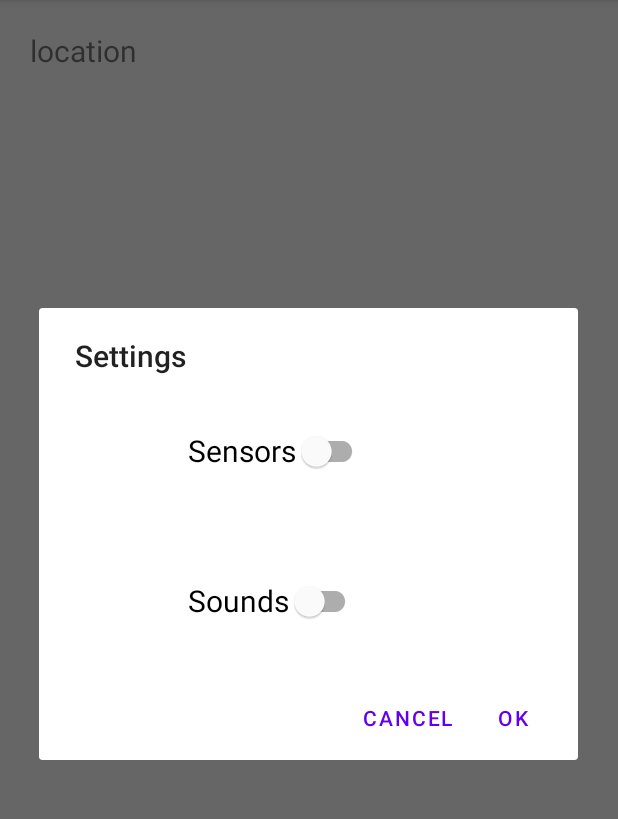
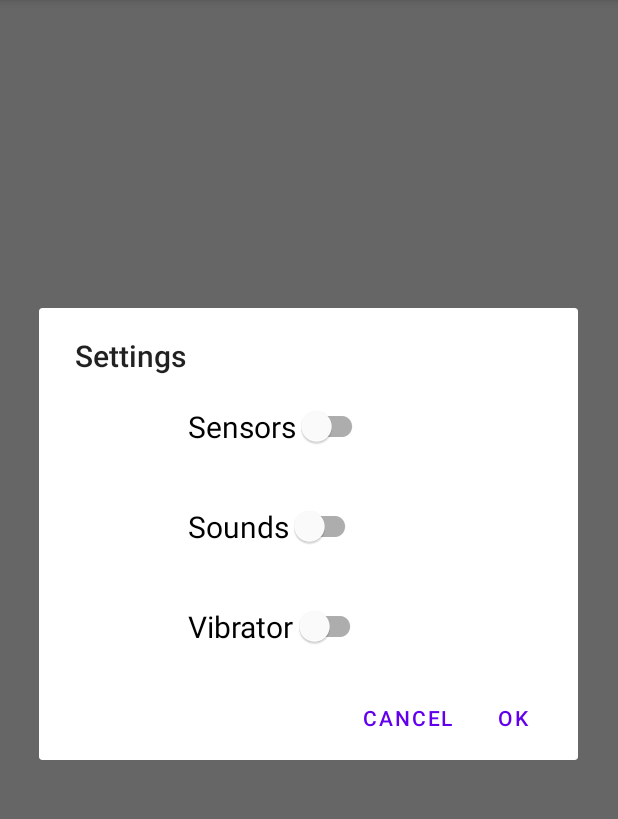
Before and after one commit to idanwasserman/SquidGameApp, an Android app: the screen it shows after launch (MainActivity), after a tap on "SETTINGS", on a phone screen of 412 x 824 dp, the part 84-903 px from its top. Run offline under Robolectric (Android 15) with nearby library versions, the phone set to English and light mode, and no system bars.

Commit message:
Vibrator switch added to settings dialog

```diff
--- a/app/src/main/java/com/example/myapplication/MainActivity.java
+++ b/app/src/main/java/com/example/myapplication/MainActivity.java
@@ -27,10 +27,11 @@ public class MainActivity extends AppCompatActivity implements SettingsDialog.Se
 
     private boolean sensors = false;
     private boolean sounds = false;
+    private boolean vibrator = false;
 
-    MediaPlayer player;
-
-    private TextView locationText;
+    private MediaPlayer player;
+    private LocationManager locationManager;
+    private double lat=0, lng=0;
 
     @Override
     protected void onCreate(Bundle savedInstanceState) {
@@ -39,8 +40,6 @@ public class MainActivity extends AppCompatActivity implements SettingsDialog.Se
 
         findViews();
         setButtonListeners();
-
-        locationText = findViewById(R.id.location);
 
         // Runtime permissions
         if (ContextCompat.checkSelfPermission(
@@ -51,8 +50,6 @@ public class MainActivity extends AppCompatActivity implements SettingsDialog.Se
                     Manifest.permission.ACCESS_FINE_LOCATION
             }, 100);
         }
-
-        getLocation();
     }
 
     @Override
@@ -87,7 +84,7 @@ public class MainActivity extends AppCompatActivity implements SettingsDialog.Se
     };
 
     private void openSettingsDialog() {
-        SettingsDialog settingsDialog = new SettingsDialog(sensors, sounds);
+        SettingsDialog settingsDialog = new SettingsDialog(sensors, sounds, vibrator);
         settingsDialog.show(getSupportFragmentManager(), "settings dialog");
     }
 
@@ -109,9 +106,10 @@ public class MainActivity extends AppCompatActivity implements SettingsDialog.Se
     }
 
     @Override
-    public void apply(boolean sensors, boolean sounds) {
+    public void applySettings(boolean sensors, boolean sounds, boolean vibrator) {
         this.sensors = sensors;
         this.sounds = sounds;
+        this.vibrator = vibrator;
 
         Log.d("settings", "sensors="+sensors+" , sounds="+sounds);
 
@@ -143,8 +141,6 @@ public class MainActivity extends AppCompatActivity implements SettingsDialog.Se
     }
 
 
-    private LocationManager locationManager;
-    private double lat=0, lng=0;
     @SuppressLint("MissingPermission")
     private void getLocation() {
         try {
@@ -157,14 +153,13 @@ public class MainActivity extends AppCompatActivity implements SettingsDialog.Se
             e.printStackTrace();
         }
     }
+
     private LocationListener locationListener = new LocationListener() {
         @Override
         public void onLocationChanged(@NonNull Location location) {
             lat = location.getLatitude();
             lng = location.getLongitude();
             Log.d("GPS", lat + " : " + lng);
-
-            locationText.setText(lat + " : " + lng);
         }
     };
 }
--- a/app/src/main/java/com/example/myapplication/SettingsDialog.java
+++ b/app/src/main/java/com/example/myapplication/SettingsDialog.java
@@ -18,16 +18,19 @@ public class SettingsDialog extends AppCompatDialogFragment {
 
     private SwitchMaterial settings_SWITCH_sensors;
     private SwitchMaterial settings_SWITCH_sounds;
+    private SwitchMaterial settings_SWITCH_vibrator;
 
     private SettingsDialogListener settingsDialogListener;
 
     private boolean sensors = false;
     private boolean sounds = false;
+    private boolean vibrator = false;
 
     SettingsDialog(){}
-    SettingsDialog(boolean sensors, boolean sounds) {
+    SettingsDialog(boolean sensors, boolean sounds, boolean vibrator) {
         this.sensors = sensors;
         this.sounds = sounds;
+        this.vibrator = vibrator;
     }
 
     @NonNull
@@ -39,6 +42,7 @@ public class SettingsDialog extends AppCompatDialogFragment {
         findViews(view);
         settings_SWITCH_sensors.setChecked(sensors);
         settings_SWITCH_sounds.setChecked(sounds);
+        settings_SWITCH_vibrator.setChecked(vibrator);
         builder
                 .setView(view)
                 .setTitle("Settings")
@@ -51,7 +55,10 @@ public class SettingsDialog extends AppCompatDialogFragment {
                 .setPositiveButton("ok", new DialogInterface.OnClickListener() {
                     @Override
                     public void onClick(DialogInterface dialog, int which) {
-                        settingsDialogListener.apply(settings_SWITCH_sensors.isChecked(), settings_SWITCH_sounds.isChecked());
+                        settingsDialogListener.applySettings(
+                                settings_SWITCH_sensors.isChecked(),
+                                settings_SWITCH_sounds.isChecked(),
+                                settings_SWITCH_vibrator.isChecked());
                     }
                 });
 
@@ -73,11 +80,12 @@ public class SettingsDialog extends AppCompatDialogFragment {
     }
 
     public interface SettingsDialogListener {
-        void apply(boolean sensors, boolean sounds);
+        void applySettings(boolean sensors, boolean sounds, boolean vibrator);
     }
 
     private void findViews(View view) {
         settings_SWITCH_sensors = view.findViewById(R.id.settings_SWITCH_sensors);
         settings_SWITCH_sounds = view.findViewById(R.id.settings_SWITCH_sounds);
+        settings_SWITCH_vibrator = view.findViewById(R.id.settings_SWITCH_vibrator);
     }
 }
--- a/app/src/main/res/layout/activity_main.xml
+++ b/app/src/main/res/layout/activity_main.xml
@@ -6,17 +6,6 @@
     android:layout_height="match_parent"
     tools:context=".MainActivity"
     android:keepScreenOn="true">
-
-    <TextView
-        android:layout_width="wrap_content"
-        android:layout_height="wrap_content"
-        android:text="location"
-        android:textSize="20sp"
-        android:padding="20dp"
-        android:id="@+id/location"
-        >
-
-    </TextView>
 
     <LinearLayout
         android:layout_width="wrap_content"
--- a/app/src/main/res/layout/layout_settings_dialog.xml
+++ b/app/src/main/res/layout/layout_settings_dialog.xml
@@ -30,5 +30,15 @@
             android:padding="20dp"
             android:id="@+id/settings_SWITCH_sounds"/>
 
+        <com.google.android.material.switchmaterial.SwitchMaterial
+            android:layout_width="wrap_content"
+            android:layout_height="0dp"
+            android:layout_weight="1"
+            android:checked="false"
+            android:text="Vibrator"
+            android:textSize="20sp"
+            android:padding="20dp"
+            android:id="@+id/settings_SWITCH_vibrator"/>
+
     </LinearLayout>
 </RelativeLayout>
```
